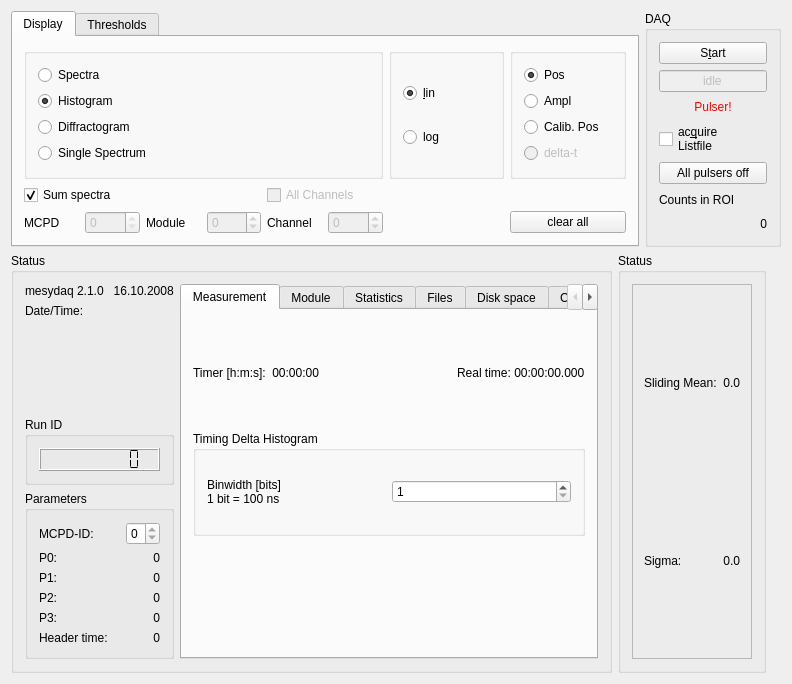
First picture: the form in qmesydaq/mainwidget.ui, repository flueke/qmesydaq, before the edit.
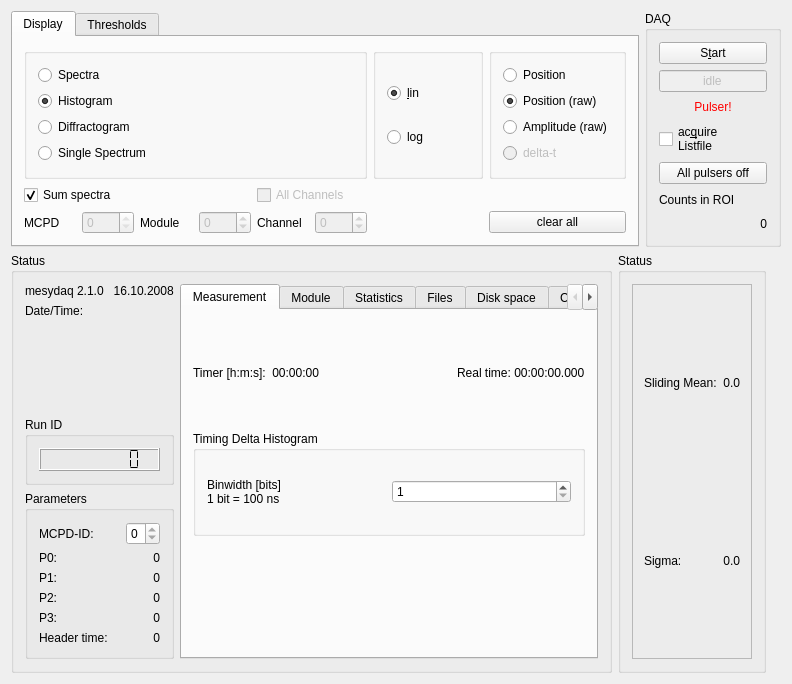
Second picture: the form after the edit. Custom widgets are drawn as their Qt base class.

Commit message:
Change the text at the plot buttons.
The text at the plot type selection radio buttons and the order of
the buttons has changed. The former position and amplitude buttons
are marked with 'raw' to indicate, that this are the data coming
from the hardware without any transformation.

The normal (standard) view of data should be the position (rearranged
and sensitivy corrected) data.

Diff of the .ui file:
```diff
--- a/qmesydaq/mainwidget.ui
+++ b/qmesydaq/mainwidget.ui
@@ -137,10 +137,10 @@
             <string/>
            </property>
            <layout class="QGridLayout" name="gridLayout_4">
-            <item row="0" column="0">
+            <item row="1" column="0">
              <widget class="QRadioButton" name="dispAllPos">
               <property name="text">
-               <string>Pos</string>
+               <string>Position (raw)</string>
               </property>
               <property name="shortcut">
                <string/>
@@ -153,30 +153,20 @@
               </attribute>
              </widget>
             </item>
-            <item row="1" column="0">
-             <widget class="QRadioButton" name="dispAllAmpl">
-              <property name="text">
-               <string>Ampl</string>
-              </property>
-              <property name="shortcut">
-               <string/>
-              </property>
-              <attribute name="buttonGroup">
-               <string notr="true">posampButtonGroup</string>
-              </attribute>
-             </widget>
-            </item>
-            <item row="2" column="0">
-             <widget class="QRadioButton" name="dispAllCorrectedPos">
-              <property name="text">
-               <string>Calib. Pos</string>
-              </property>
-              <attribute name="buttonGroup">
-               <string notr="true">posampButtonGroup</string>
-              </attribute>
-             </widget>
-            </item>
             <item row="3" column="0">
+             <widget class="QRadioButton" name="dispAllAmpl">
+              <property name="text">
+               <string>Amplitude (raw)</string>
+              </property>
+              <property name="shortcut">
+               <string/>
+              </property>
+              <attribute name="buttonGroup">
+               <string notr="true">posampButtonGroup</string>
+              </attribute>
+             </widget>
+            </item>
+            <item row="5" column="0">
              <widget class="QRadioButton" name="specialBox">
               <property name="enabled">
                <bool>false</bool>
@@ -186,6 +176,16 @@
               </property>
              </widget>
             </item>
+            <item row="0" column="0">
+             <widget class="QRadioButton" name="dispAllCorrectedPos">
+              <property name="text">
+               <string>Position</string>
+              </property>
+              <attribute name="buttonGroup">
+               <string notr="true">posampButtonGroup</string>
+              </attribute>
+             </widget>
+            </item>
            </layout>
           </widget>
          </item>
```
